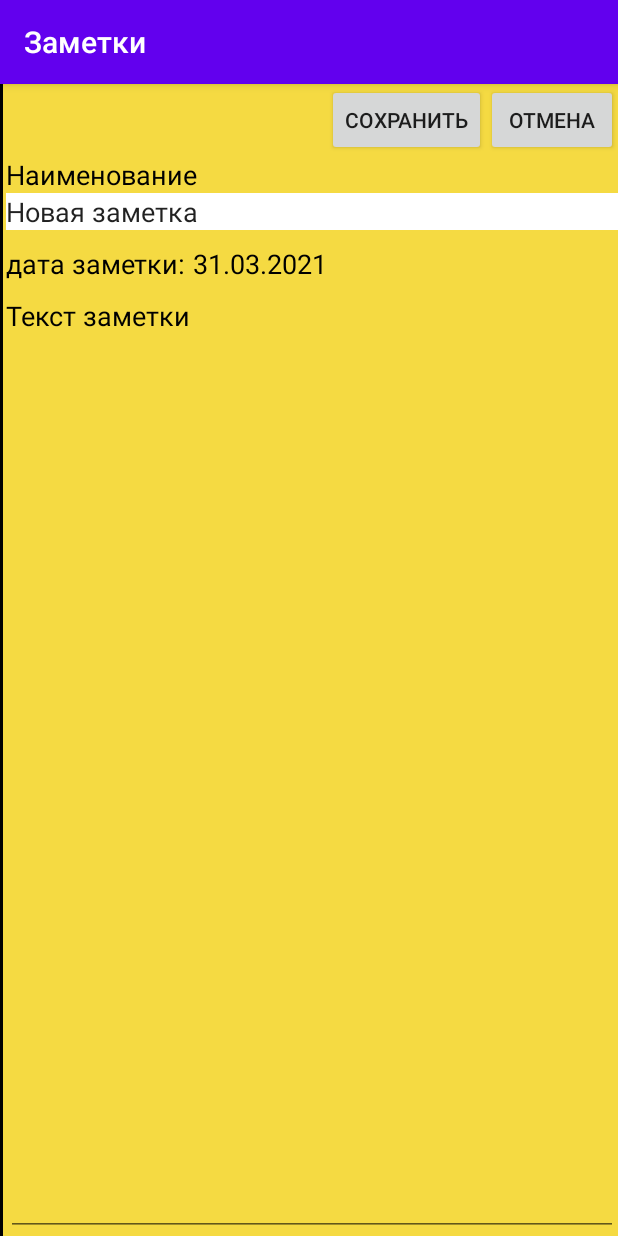
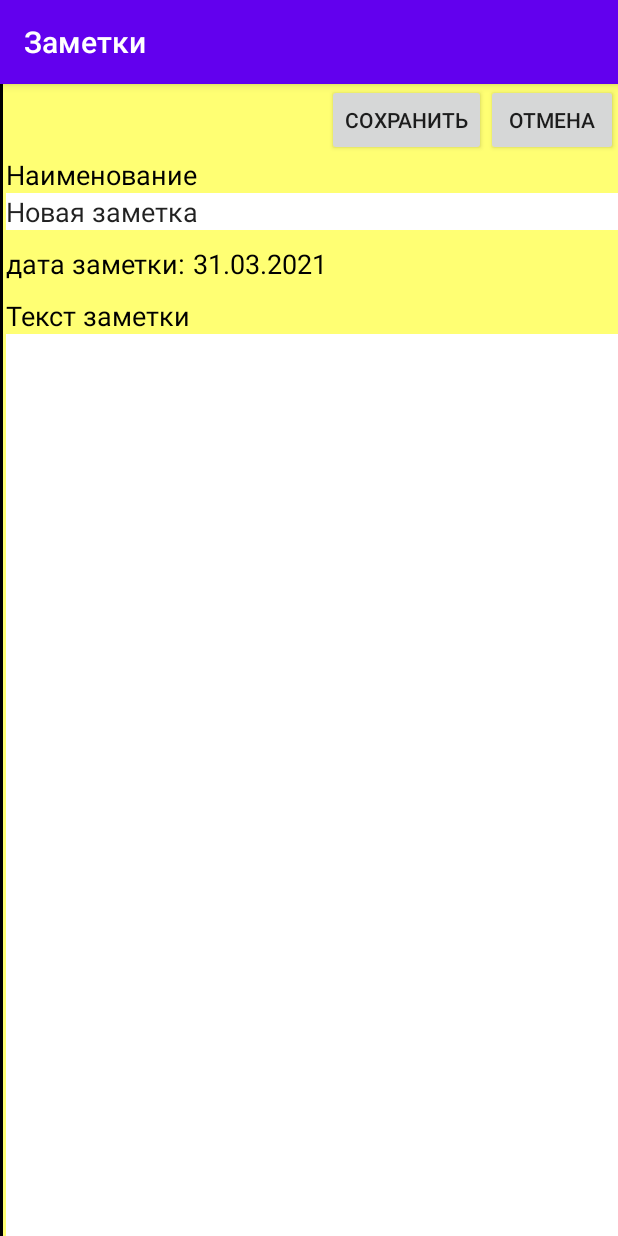
Before and after one commit to KozlovtsevSV/Notes, an Android app: the screen it shows after launch (MainActivity), after a tap on "Добавить", on a phone screen of 412 x 824 dp. Run offline under Robolectric (Android 15) with nearby library versions, the phone set to English and light mode, and no system bars.

Commit message:
#HW9UPUP

```diff
--- a/app/src/main/java/com/example/notes/ListNotesFragment.java
+++ b/app/src/main/java/com/example/notes/ListNotesFragment.java
@@ -16,6 +16,7 @@ import androidx.annotation.Nullable;
 import androidx.fragment.app.Fragment;
 import androidx.fragment.app.FragmentManager;
 import androidx.fragment.app.FragmentTransaction;
+import androidx.recyclerview.widget.DefaultItemAnimator;
 import androidx.recyclerview.widget.DividerItemDecoration;
 import androidx.recyclerview.widget.LinearLayoutManager;
 import androidx.recyclerview.widget.RecyclerView;
@@ -25,6 +26,7 @@ import com.example.notes.ui.NoteAdapter;
 public class ListNotesFragment extends Fragment {
 
     public static final String CURRENT_NOTE = "CurrentNote";
+    public static final String FRAGMENT_NOTE = "FragmentNote";
     private Note mCurrentNote;
     private boolean mIsLandscape;
 
@@ -51,8 +53,7 @@ public class ListNotesFragment extends Fragment {
                              Bundle savedInstanceState) {
 
         View view = inflater.inflate(R.layout.fragment_list_notes, container, false);
-        mRecyclerView = view.findViewById(R.id.recycler_view_lines);
-        //initRecyclerView();
+
         initView(view);
         setHasOptionsMenu(true);
         return view;
@@ -87,6 +88,11 @@ public class ListNotesFragment extends Fragment {
         DividerItemDecoration itemDecoration = new DividerItemDecoration(getContext(),  LinearLayoutManager.VERTICAL);
         itemDecoration.setDrawable(getResources().getDrawable(R.drawable.separator, null));
         mRecyclerView.addItemDecoration(itemDecoration);
+
+        DefaultItemAnimator itemAnimator = new DefaultItemAnimator();
+        itemAnimator.setAddDuration(1000);
+        itemAnimator.setRemoveDuration(1000);
+        mRecyclerView.setItemAnimator(itemAnimator);
 
         // Установим слушателя
         mAdapter.SetOnItemClickListener(new NoteAdapter.OnItemClickListener() {
@@ -137,17 +143,17 @@ public class ListNotesFragment extends Fragment {
     }
 
 
-    private void showNote(Note note) {
+    public void showNote(Note note) {
 
         NoteFragment detail = NoteFragment.newInstance(note);
         // Выполняем транзакцию по замене фрагмента
         FragmentManager fragmentManager = requireActivity().getSupportFragmentManager();
         FragmentTransaction fragmentTransaction = fragmentManager.beginTransaction();
         if(mIsLandscape){// замена фрагмента
-            fragmentTransaction.add(R.id.fragment_container_note, detail);
+            fragmentTransaction.add(R.id.fragment_container_note, detail, FRAGMENT_NOTE);
         }
         else{
-            fragmentTransaction.replace(R.id.fragment_container, detail);
+            fragmentTransaction.replace(R.id.fragment_container, detail, FRAGMENT_NOTE);
         }
         fragmentTransaction.addToBackStack(null);
         fragmentTransaction.setTransition(FragmentTransaction.TRANSIT_FRAGMENT_FADE);
@@ -173,6 +179,8 @@ public class ListNotesFragment extends Fragment {
                 case R.id.action_delete:
                     mData.deleteNote(mData.getNote(lastSelectedPosition));
                     mAdapter.notifyItemRemoved(mAdapter.getLastSelectedPosition());
+                    mCurrentNote = null;
+                    showNote(mCurrentNote);
                     return true;
             }
         }
@@ -186,12 +194,11 @@ public class ListNotesFragment extends Fragment {
 
         switch(id){
             case R.id.action_add:
-                //Toast.makeText(getContext(), "Заглушка Добавить", Toast.LENGTH_SHORT).show();
-                //Note newNote = new Note();
                 Note newNote = mData.addNote();
                 editNote(newNote);
-                initRecyclerView();
+                int position = newNote.getIndexNote();
                 mAdapter.notifyItemInserted(newNote.getIndexNote());
+                ((RecyclerView) getView()).scrollToPosition(position);
                 return true;
             case R.id.action_settings:
                 Toast.makeText(getContext(), "Заглушка Настройки", Toast.LENGTH_SHORT).show();
--- a/app/src/main/java/com/example/notes/MainActivity.java
+++ b/app/src/main/java/com/example/notes/MainActivity.java
@@ -20,6 +20,10 @@ public class MainActivity extends AppCompatActivity {
     protected void onCreate(Bundle savedInstanceState) {
         super.onCreate(savedInstanceState);
 
+        setContentView(R.layout.activity_main);
+        Toolbar toolbar = findViewById(R.id.toolbar);
+        setSupportActionBar(toolbar);
+
         if(savedInstanceState==null){
             // подключаемся к базе
             String[] notes = getResources().getStringArray(R.array.notes);
@@ -28,10 +32,6 @@ public class MainActivity extends AppCompatActivity {
 
             addFragment(mListNotesFragment);
         }
-
-        setContentView(R.layout.activity_main);
-        Toolbar toolbar = findViewById(R.id.toolbar);
-        setSupportActionBar(toolbar);
 
         changeOrientation(mListNotesFragment);
 
--- a/app/src/main/java/com/example/notes/Note.java
+++ b/app/src/main/java/com/example/notes/Note.java
@@ -17,6 +17,7 @@ public class Note implements Parcelable {
     Note(){
         this.index = ++lastIndex;
         this.nameNote = "Новая заметка";
+        this.descriptionNote = "";
         this.dateCreationNote = getDateNewNote();
 
     }
--- a/app/src/main/java/com/example/notes/NoteEditFragment.java
+++ b/app/src/main/java/com/example/notes/NoteEditFragment.java
@@ -12,11 +12,12 @@ import android.widget.LinearLayout;
 import android.widget.TextView;
 
 import androidx.annotation.NonNull;
-import androidx.annotation.Nullable;
 import androidx.fragment.app.Fragment;
 import androidx.fragment.app.FragmentManager;
 
+import java.text.SimpleDateFormat;
 import java.util.Calendar;
+import java.util.Date;
 import java.util.TimeZone;
 
 /**
@@ -32,6 +33,7 @@ public class NoteEditFragment extends Fragment {
     private EditText mEditText, mEditName;
     private TextView mViewData;
     private LinearLayout mLinerLayoutDate;
+    private long mDate;
     private int mYear, mMonth, mDay;
 
     public NoteEditFragment() {
@@ -51,6 +53,7 @@ public class NoteEditFragment extends Fragment {
         super.onCreate(savedInstanceState);
         if (getArguments() != null) {
             mNote = getArguments().getParcelable(ARG_NOTE);
+            mDate = mNote.getDateNoteLong();
         }
     }
 
@@ -103,20 +106,26 @@ public class NoteEditFragment extends Fragment {
                 else if (mButtonSave != null && view == mButtonSave) {
                     mNote.setNameNote(mEditName.getText().toString());
                     mNote.setDescriptionNote(mEditText.getText().toString());
+                    mNote.setDateNewNote(mDate);
                     FragmentManager manager = requireActivity().getSupportFragmentManager();
                     manager.popBackStack();
+                    Fragment fragment = manager.findFragmentByTag(ListNotesFragment.FRAGMENT_NOTE);
+                    // если нашли фрагмент с заметкой в менеджере необходимо его перерисовать, чтобы отобразить сохраненые изменения
+                    if(fragment!= null){
+                        manager.beginTransaction().detach(fragment).commitNowAllowingStateLoss();
+                        manager.beginTransaction().attach(fragment).commitAllowingStateLoss();
+                    }
                 }
             }
         };
 
         mButtonBack.setOnClickListener(buttonClick);
         mButtonSave.setOnClickListener(buttonClick);
-
         mEditText.setOnLongClickListener(textViewLongClickListener);
         mLinerLayoutDate.setOnClickListener(buttonClick);
 
         formNote();
-        registerForContextMenu(mEditText);
+
         return view;
     }
 
@@ -130,8 +139,9 @@ public class NoteEditFragment extends Fragment {
                     public void onDateSet(DatePicker view, int year, int monthOfYear, int dayOfMonth) {
                         Calendar cal = Calendar.getInstance(TimeZone.getTimeZone("Europe"));
                         cal.set(year, monthOfYear, dayOfMonth);
-                        mNote.setDateNewNote(cal.getTimeInMillis());
-                        MainActivity.dBase.setDateNote(mNote);
+                        mDate = cal.getTimeInMillis();
+                       // mNote.setDateNewNote(cal.getTimeInMillis());
+                        //MainActivity.dBase.setDateNote(mNote);
                         formNote();
                     }
                 }, year, month, day);
@@ -143,14 +153,9 @@ public class NoteEditFragment extends Fragment {
         if(mNote!= null){
             mEditName.setText(mNote.getNameNote());
             mEditText.setText(mNote.getDescriptionNote());
-            mViewData.setText(mNote.getDateNote());
-            //mEditText.setText(mNote.getDateNote() + " | "+ mNote.getNameNote() + "\n" + mNote.getDescriptionNote());
+            SimpleDateFormat formatter = new SimpleDateFormat("dd.MM.yyyy");
+            mViewData.setText(formatter.format(new Date(mDate)));
         }
     }
 
-    @Override
-    public void onViewCreated(@NonNull View view, @Nullable Bundle savedInstanceState) {
-        super.onViewCreated(view, savedInstanceState);
-    }
-
 }
--- a/app/src/main/res/layout/fragment_note_edit.xml
+++ b/app/src/main/res/layout/fragment_note_edit.xml
@@ -112,6 +112,7 @@
                     android:id="@+id/edit_note_text"
                     android:layout_width="match_parent"
                     android:layout_height="match_parent"
+                    android:background="@color/cardview_light_background"
                     android:gravity="top"
                     android:textSize="@dimen/sizeTextDescriptionNote"/>
 
--- a/app/src/main/res/menu/list_menu.xml
+++ b/app/src/main/res/menu/list_menu.xml
@@ -14,9 +14,9 @@
         android:title="@string/menu_delete"
         app:showAsAction="never" />
     <item
-        android:id="@+id/action_edit_date"
+        android:id="@+id/action_add_favorite"
         android:icon="@android:drawable/ic_notification_clear_all"
         android:orderInCategory="10"
-        android:title="@string/menu_edit_date"
+        android:title="@string/menu_favorite"
         app:showAsAction="never" />
 </menu>
--- a/app/src/main/res/values/colors.xml
+++ b/app/src/main/res/values/colors.xml
@@ -3,7 +3,7 @@
     <color name="colorPrimary">#6200EE</color>
     <color name="colorPrimaryDark">#3700B3</color>
     <color name="colorAccent">#03DAC5</color>
-    <color name="colorBackground">#f5da42</color>
+    <color name="colorBackground">#FFFF73</color>
     <color name="colorTextListNotes">#000000</color>
     <color name="colorBackgroundView">#000000</color>
     <color name="colorItemNoteSeparator">#636200</color>
--- a/app/src/main/res/values/strings.xml
+++ b/app/src/main/res/values/strings.xml
@@ -18,7 +18,7 @@
 
     <string name="menu_edit">Редактировать</string>
     <string name="menu_delete">Удалить</string>
-    <string name="menu_edit_date">Редактировать дату</string>
+    <string name="menu_favorite">Избранное</string>
 
     <!-- TODO: Remove or change this placeholder text -->
     <string name="hello_blank_fragment">Hello blank fragment</string>
```
Also changed, not shown: app/src/main/java/com/example/notes/NoteFragment.java (+16 -0 lines).
